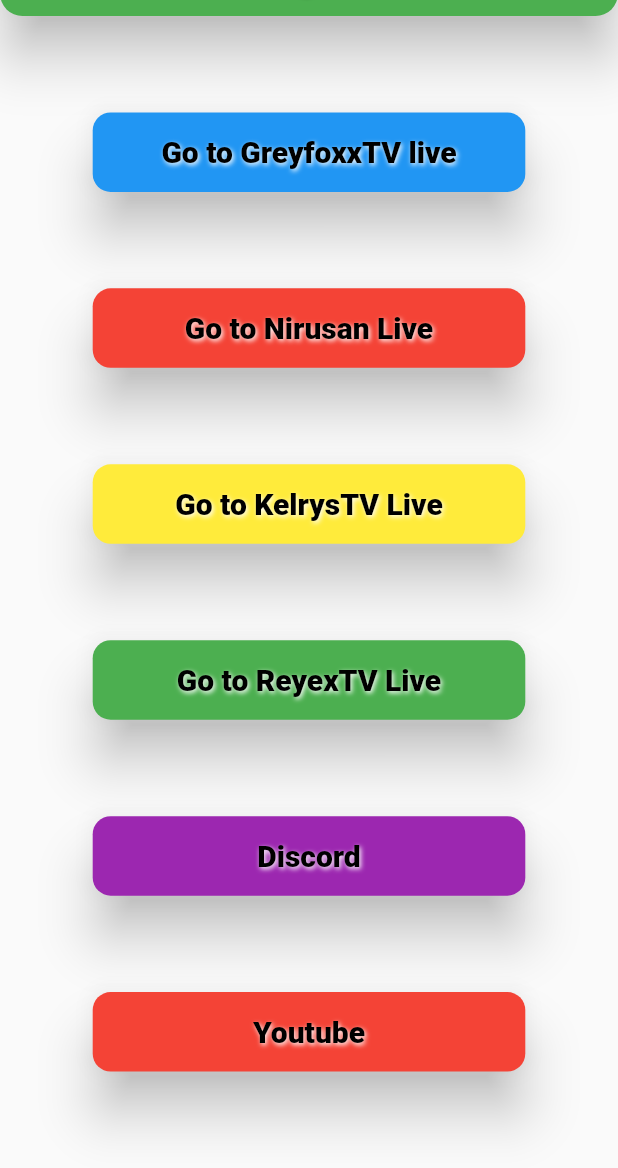
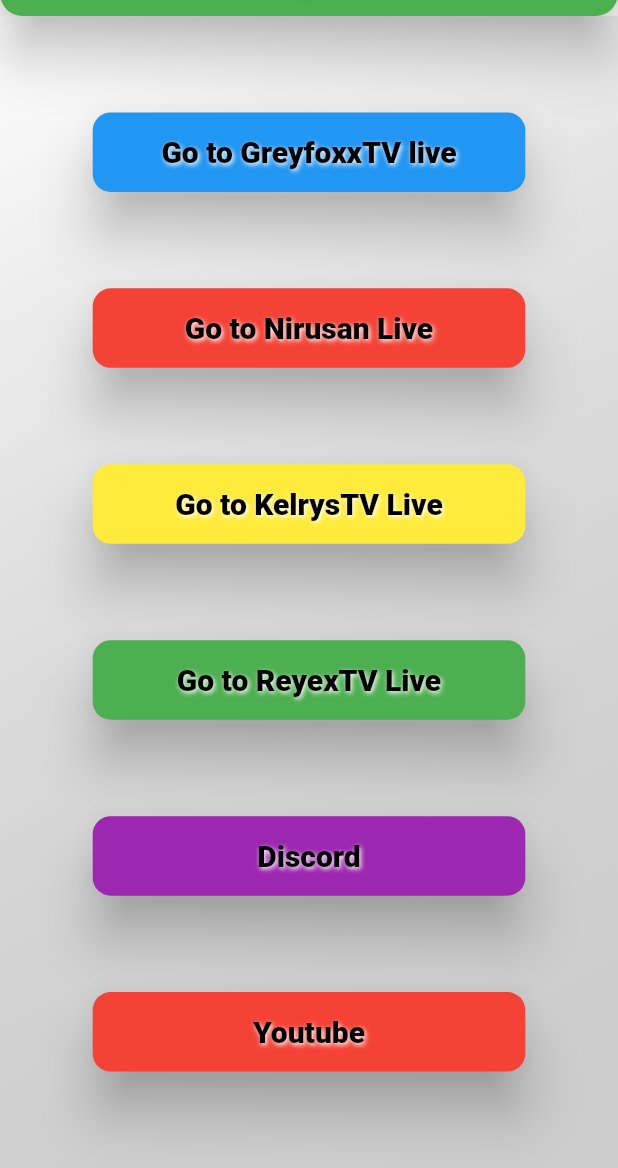
Before and after one commit to Maxvyr/AurigaApp, a Flutter app: the screen it shows after launch, on a phone screen of 412 x 824 dp, the part 68-1236 px from its top. Run offline on Flutter 3.47's test engine with Material 2 defaults, Android fonts, the phone set to English and light mode, and no system bars; our stand-ins replace google_fonts; Roboto replaces fonts that are missing (Mina).

Commit message:
add boxDecoration background

```diff
--- a/lib/view/HomePage.dart
+++ b/lib/view/HomePage.dart
@@ -55,7 +55,20 @@ class _MyHomePageState extends State<MyHomePage> {
 
     return Scaffold(
       appBar: AppBarAuriga(titleTex: widget.title),
-      body: Center(
+      body: Container(
+        height: MediaQuery.of(context).size.height,
+        width: MediaQuery.of(context).size.width,
+        decoration: BoxDecoration(
+          gradient: LinearGradient(
+            begin: Alignment.topLeft,
+            end: Alignment.bottomRight,
+            colors: [
+              white,
+              grey.withOpacity(0.5),
+            ],
+          ),
+        ),
+        child: Center(
           child: Column(
             mainAxisAlignment: MainAxisAlignment.spaceEvenly,
             children: <Widget>[
@@ -80,7 +93,8 @@ class _MyHomePageState extends State<MyHomePage> {
               // KelrysTV Button
               RaisedButtonLaunch(
                 function: () => setState(() {
-                _launched = _launchInWebViewWithJavaScript(kelrysTVLinkTwitch);
+                  _launched =
+                      _launchInWebViewWithJavaScript(kelrysTVLinkTwitch);
                 }),
                 txt: "Go to KelrysTV Live",
                 color: yellow,
@@ -115,6 +129,7 @@ class _MyHomePageState extends State<MyHomePage> {
             ],
           ),
         ),
+      ),
     );
   }
 }
```
Lines whose indentation alone changed are shown as unchanged.
